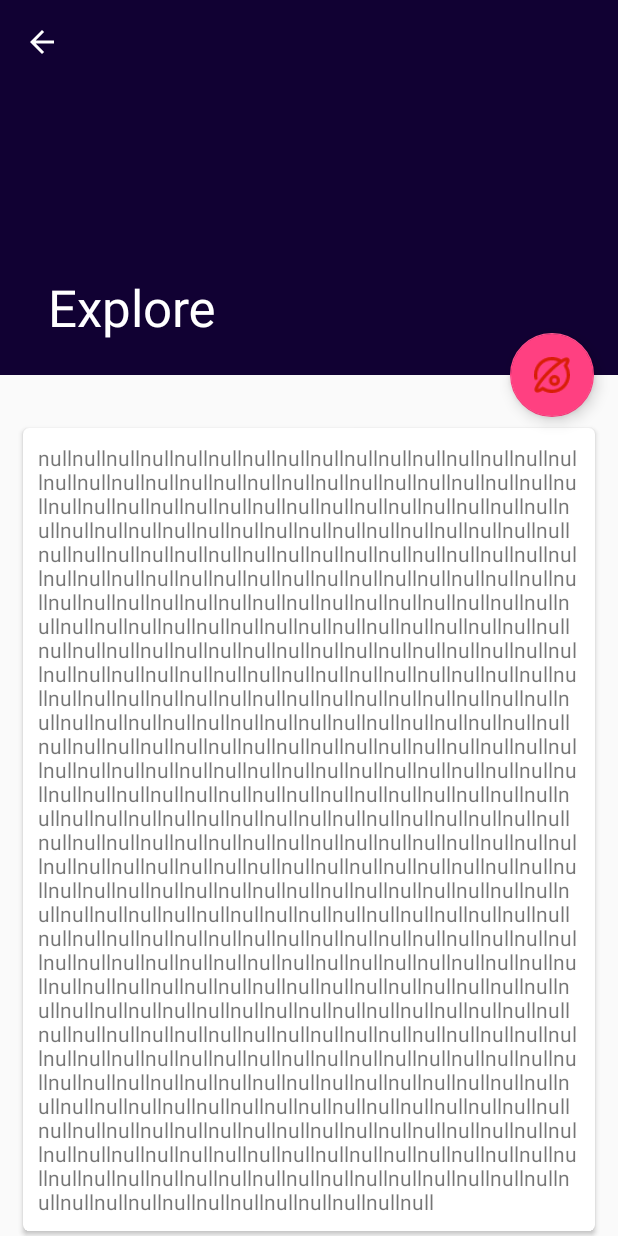
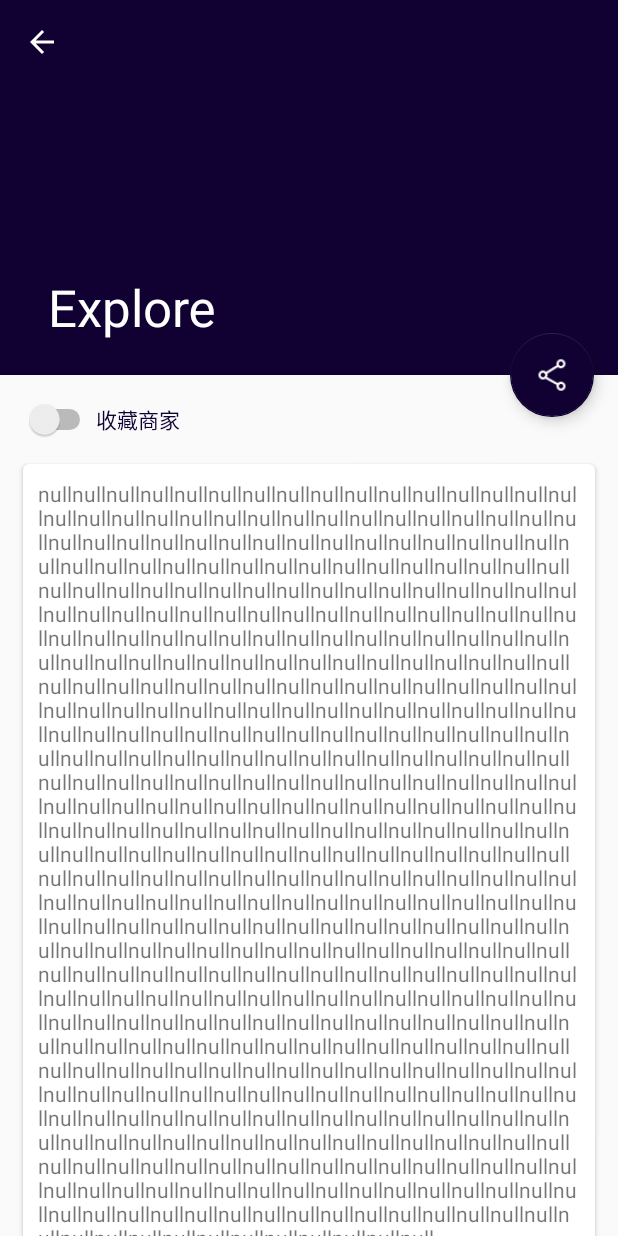
Before and after one commit to rudecigarette/ToExplore, an Android app: the StoreActivity screen opened directly, with no data from a screen before it, on a phone screen of 412 x 824 dp. Run offline under Robolectric (Android 15) with nearby library versions, the phone set to English and light mode, and no system bars; libraries missing offline, so code that uses them is left out: com.baidu.location, com.baidu.mapapi, com.sothree.slidinguppanel.

Commit message:
加入收藏UI

```diff
--- a/app/src/main/java/com/example/materialtest/activities/StoreActivity.java
+++ b/app/src/main/java/com/example/materialtest/activities/StoreActivity.java
@@ -3,11 +3,13 @@ package com.example.materialtest.activities;
 import android.content.Context;
 import android.content.Intent;
 import android.support.design.widget.CollapsingToolbarLayout;
+import android.support.design.widget.FloatingActionButton;
 import android.support.v7.app.ActionBar;
 import android.support.v7.app.AppCompatActivity;
 import android.os.Bundle;
 import android.support.v7.widget.Toolbar;
 import android.view.MenuItem;
+import android.view.View;
 import android.widget.ImageView;
 import android.widget.TextView;
 
@@ -25,6 +27,7 @@ public class StoreActivity extends AppCompatActivity {
 
     private ArrayList<Store> sources = new ArrayList<>();
     private String Storename = null;
+    public FloatingActionButton floatingActionButton;
     @Override
     protected void onCreate(Bundle savedInstanceState) {
         super.onCreate(savedInstanceState);
@@ -50,6 +53,17 @@ public class StoreActivity extends AppCompatActivity {
         }
         String fruitContent = generateFruitContent(Storename);
         fruitContentText.setText(fruitContent);
+        floatingActionButton = findViewById(R.id.shareFAB);
+        floatingActionButton.setOnClickListener(new View.OnClickListener() {
+            @Override
+            public void onClick(View view) {
+                Intent intent = new Intent();
+                intent.setAction(Intent.ACTION_SEND);
+                intent.putExtra(Intent.EXTRA_TEXT,Storename);
+                intent.setType("text/plain");
+                startActivity(Intent.createChooser(intent,"选择分享应用"));
+            }
+        });
     }
 
     public int getFruitImageId(String Storename){
--- a/app/src/main/res/layout/activity_store.xml
+++ b/app/src/main/res/layout/activity_store.xml
@@ -42,13 +42,38 @@
             android:orientation="vertical"
             android:layout_width="match_parent"
             android:layout_height="wrap_content">
+
+            <LinearLayout
+                android:layout_width="wrap_content"
+                android:layout_height="wrap_content"
+                android:layout_marginTop="@dimen/marginsize"
+                android:orientation="horizontal">
+
+                <Switch
+                    android:id="@+id/collectSwitch"
+                    android:layout_width="wrap_content"
+                    android:layout_height="wrap_content"
+                    android:layout_marginLeft="@dimen/marginsize"
+                    android:switchMinWidth="48dp"
+                    android:textColor="@color/YELLOW"></Switch>
+
+                <TextView
+                    android:layout_width="wrap_content"
+                    android:layout_height="wrap_content"
+                    android:text="收藏商家"
+                    android:textColor="@color/colorPrimary"
+                    android:textStyle="normal">
+
+                </TextView>
+            </LinearLayout>
+
             <android.support.v7.widget.CardView
                 android:layout_width="match_parent"
                 android:layout_height="wrap_content"
                 android:layout_marginBottom="15dp"
                 android:layout_marginLeft="15dp"
                 android:layout_marginRight="15dp"
-                android:layout_marginTop="35dp"
+                android:layout_marginTop="@dimen/marginsize"
                 app:cardCornerRadius="4dp">
 
                 <TextView
@@ -60,10 +85,14 @@
         </LinearLayout>
     </android.support.v4.widget.NestedScrollView>
     <android.support.design.widget.FloatingActionButton
+        android:id="@+id/shareFAB"
+        android:clickable="true"
         android:layout_width="wrap_content"
         android:layout_height="wrap_content"
         android:layout_margin="16dp"
-        android:src="@mipmap/findings"
+        android:backgroundTint="@color/colorAccent"
+
+        android:src="@mipmap/share"
         app:layout_anchor="@id/appBar"
         app:layout_anchorGravity="bottom|end" />
 
--- a/app/src/main/res/layout/fragment_first.xml
+++ b/app/src/main/res/layout/fragment_first.xml
@@ -89,6 +89,7 @@
                 android:layout_gravity="bottom|center"
                 android:layout_marginTop="200dp"
                 android:layout_marginBottom="16dp"
+                android:backgroundTint="@color/colorAccent"
                 android:src="@drawable/ic_done" />
         </android.support.design.widget.CoordinatorLayout>
 
--- a/app/src/main/res/values/colors.xml
+++ b/app/src/main/res/values/colors.xml
@@ -4,7 +4,7 @@
     <color name="colorHighlight">#0888D1</color>
     <color name="colorPrimaryori">#3F51B5</color>
     <color name="colorPrimaryDark">#303F9F</color>
-    <color name="colorAccent">#FF4081</color>
+    <color name="colorAccent">#110133</color>
     <color name="mainColor">#d43433</color>
     <color name="lineColor">#c3c3c3</color>
     <color name="mainColorh">#c80F1F</color>
@@ -12,5 +12,6 @@
     <color name="headerColor">#330066</color>
     <color name="bgColor">#333399</color>
     <color name="WHITE">#FFFFFF</color>
+    <color name="YELLOW">#FFCC00</color>
 
 </resources>
```
Also changed, not shown: app/src/main/res/mipmap-hdpi/share.png (added).
